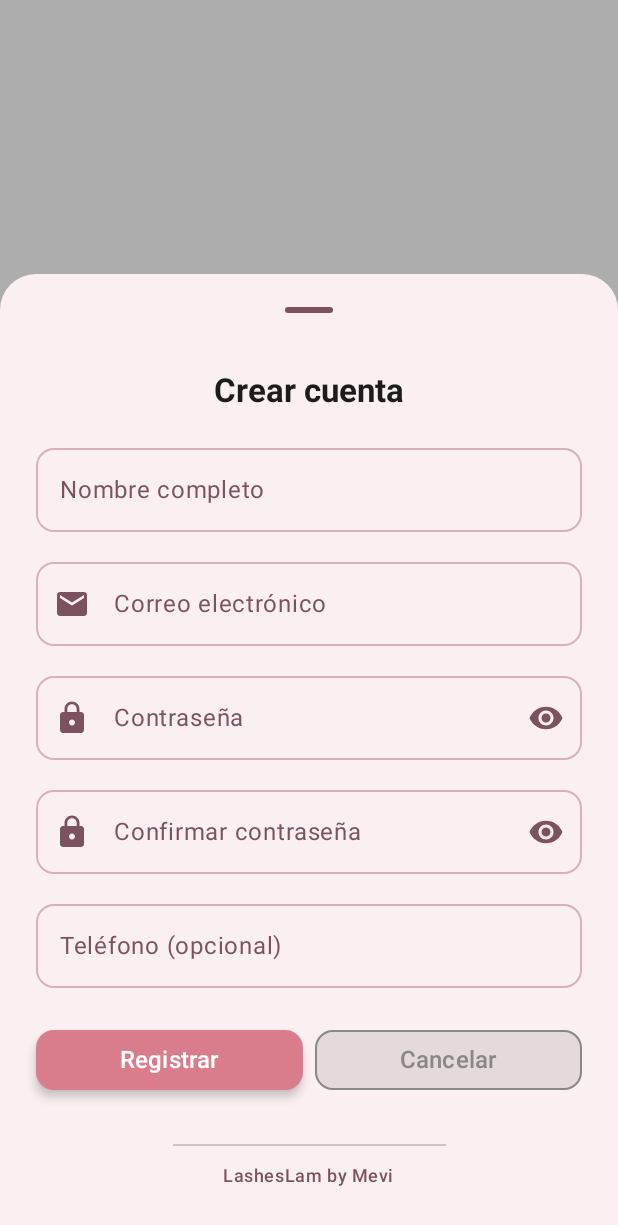
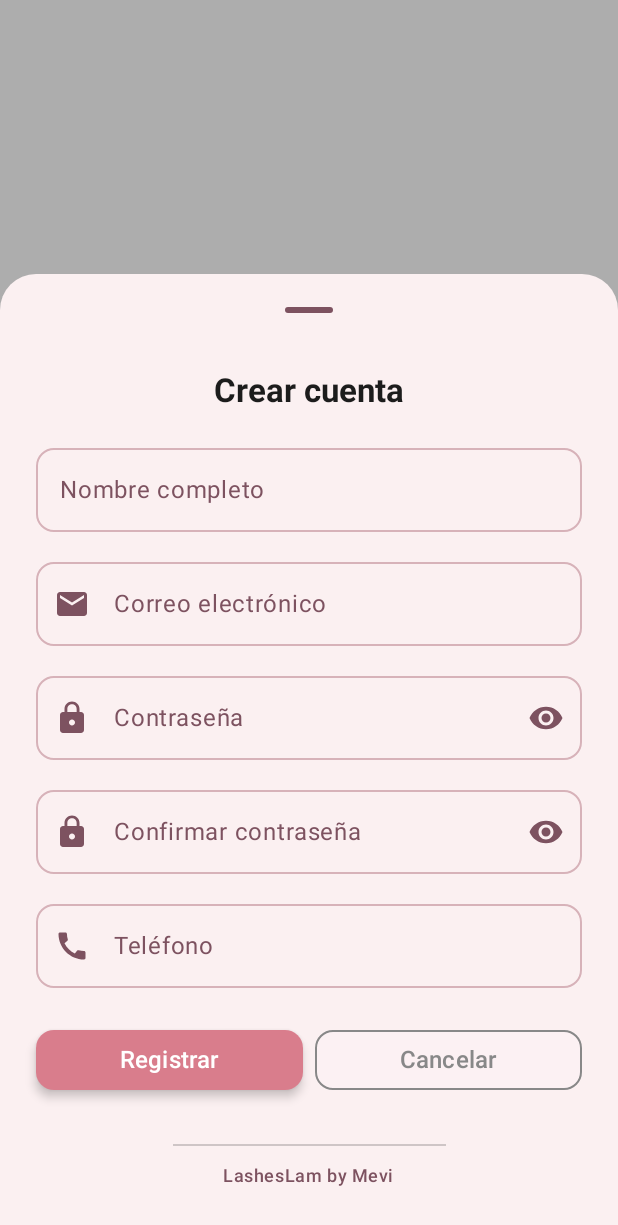
Before and after one commit to mevi-and-my-monkey/LashesLam, an Android app built with Jetpack Compose: the @Preview function PreviewSignUp, on a phone screen of 412 x 824 dp. Shown: the top 1225 px of the screen. Run offline under Robolectric (Android 15) with nearby library versions, the phone set to English and light mode, and no system bars.

Commit message:
feat(auth): Añade la pantalla de registro e internacionaliza los componentes de auth
Este commit introduce la interfaz de usuario para el flujo de registro de usuarios y refactoriza los componentes de autenticación para usar recursos de cadena para la internacionalización.

- Añadir un `RegisterBottomSheet'composable para el formulario de registro del usuario.
- Crear un objeto `Strings.kt', para centralizar y gestionar las constantes de cadena, rellenándolo con valores para el inicio de sesión y registro.
- Actualizar `LoginBottomSheet`y `RegisterBottomSheet`para utilizar las nuevas constantes de cadena centralizadas en lugar del texto codificado.
- Añadir recursos de cadena en español en `strings.xml' para las pantallas de autenticación.
- Ajustes menores de la interfaz de usuario en el botón «GenericOutlinedButton» y limpieza en el logotipo «AnimatedLogo».

```diff
--- a/app/src/main/java/com/mevi/lasheslam/ui/auth/RegisterBottomSheet.kt
+++ b/app/src/main/java/com/mevi/lasheslam/ui/auth/RegisterBottomSheet.kt
@@ -1,6 +1,5 @@
 package com.mevi.lasheslam.ui.auth
 
-import android.content.res.Configuration
 import androidx.compose.foundation.layout.Arrangement
 import androidx.compose.foundation.layout.Column
 import androidx.compose.foundation.layout.Row
@@ -10,6 +9,7 @@ import androidx.compose.foundation.layout.height
 import androidx.compose.foundation.layout.padding
 import androidx.compose.foundation.shape.RoundedCornerShape
 import androidx.compose.material.icons.Icons
+import androidx.compose.material.icons.filled.Call
 import androidx.compose.material.icons.filled.Email
 import androidx.compose.material.icons.filled.Lock
 import androidx.compose.material.icons.filled.Visibility
@@ -36,6 +36,7 @@ import androidx.compose.ui.text.input.PasswordVisualTransformation
 import androidx.compose.ui.text.input.VisualTransformation
 import androidx.compose.ui.tooling.preview.Preview
 import androidx.compose.ui.unit.dp
+import com.mevi.lasheslam.core.Strings
 import com.mevi.lasheslam.ui.components.GenericButton
 import com.mevi.lasheslam.ui.components.GenericOutlinedButton
 import com.mevi.lasheslam.ui.theme.LashesLamTheme
@@ -62,112 +63,118 @@ fun RegisterBottomSheet(
         shape = RoundedCornerShape(topStart = 24.dp, topEnd = 24.dp)
     ) {
         Column(
-            modifier = Modifier.Companion
+            modifier = Modifier
                 .fillMaxWidth()
                 .padding(horizontal = 24.dp, vertical = 16.dp),
-            horizontalAlignment = Alignment.Companion.CenterHorizontally
+            horizontalAlignment = Alignment.CenterHorizontally
         ) {
             // 🔹 Título e ícono de cerrar
             Row(
-                modifier = Modifier.Companion.fillMaxWidth(),
-                verticalAlignment = Alignment.Companion.CenterVertically,
+                modifier = Modifier.fillMaxWidth(),
+                verticalAlignment = Alignment.CenterVertically,
                 horizontalArrangement = Arrangement.Center
             ) {
                 Text(
-                    text = "Crear cuenta",
-                    style = MaterialTheme.typography.titleLarge.copy(fontWeight = FontWeight.Companion.Bold)
+                    text = Strings.createAccount,
+                    style = MaterialTheme.typography.titleLarge.copy(fontWeight = FontWeight.Bold)
                 )
             }
 
-            Spacer(modifier = Modifier.Companion.height(16.dp))
+            Spacer(modifier = Modifier.height(16.dp))
 
             // 🔹 Campos de formulario
             OutlinedTextField(
                 value = fullName,
                 onValueChange = { fullName = it },
-                label = { Text("Nombre completo") },
+                label = { Text(Strings.fullName) },
                 singleLine = true,
-                modifier = Modifier.Companion.fillMaxWidth(),
-                shape = androidx.compose.foundation.shape.RoundedCornerShape(12.dp)
+                modifier = Modifier.fillMaxWidth(),
+                shape = RoundedCornerShape(12.dp)
             )
 
-            Spacer(modifier = Modifier.Companion.height(12.dp))
+            Spacer(modifier = Modifier.height(12.dp))
 
             OutlinedTextField(
                 value = email,
                 onValueChange = { email = it },
-                label = { Text("Correo electrónico") },
-                leadingIcon = { Icon(Icons.Default.Email, contentDescription = "Correo") },
+                label = { Text(Strings.email) },
+                leadingIcon = { Icon(Icons.Default.Email, contentDescription = Strings.emailHint) },
                 singleLine = true,
-                modifier = Modifier.Companion.fillMaxWidth(),
-                shape = androidx.compose.foundation.shape.RoundedCornerShape(12.dp)
+                modifier = Modifier.fillMaxWidth(),
+                shape = RoundedCornerShape(12.dp)
             )
 
-            Spacer(modifier = Modifier.Companion.height(12.dp))
+            Spacer(modifier = Modifier.height(12.dp))
 
             OutlinedTextField(
                 value = password,
                 onValueChange = { password = it },
-                label = { Text("Contraseña") },
-                leadingIcon = { Icon(Icons.Default.Lock, contentDescription = "Contraseña") },
+                label = { Text(Strings.password) },
+                leadingIcon = { Icon(Icons.Default.Lock, contentDescription = Strings.password) },
                 trailingIcon = {
                     val icon =
                         if (passwordVisible) Icons.Filled.VisibilityOff else Icons.Filled.Visibility
                     IconButton(onClick = { passwordVisible = !passwordVisible }) {
-                        Icon(imageVector = icon, contentDescription = "Mostrar/Ocultar contraseña")
+                        Icon(imageVector = icon, contentDescription = Strings.showHidePassword)
                     }
                 },
                 singleLine = true,
-                visualTransformation = if (passwordVisible) VisualTransformation.Companion.None else PasswordVisualTransformation(),
-                modifier = Modifier.Companion.fillMaxWidth(),
-                shape = androidx.compose.foundation.shape.RoundedCornerShape(12.dp)
+                visualTransformation = if (passwordVisible) VisualTransformation.None else PasswordVisualTransformation(),
+                modifier = Modifier.fillMaxWidth(),
+                shape = RoundedCornerShape(12.dp)
             )
 
-            Spacer(modifier = Modifier.Companion.height(12.dp))
+            Spacer(modifier = Modifier.height(12.dp))
 
             OutlinedTextField(
                 value = confirmPassword,
                 onValueChange = { confirmPassword = it },
-                label = { Text("Confirmar contraseña") },
+                label = { Text(Strings.confirmPassword) },
                 leadingIcon = {
                     Icon(
                         Icons.Default.Lock,
-                        contentDescription = "Confirmar contraseña"
+                        contentDescription = Strings.confirmPassword
                     )
                 },
                 trailingIcon = {
                     val icon =
                         if (confirmPasswordVisible) Icons.Filled.VisibilityOff else Icons.Filled.Visibility
                     IconButton(onClick = { confirmPasswordVisible = !confirmPasswordVisible }) {
-                        Icon(imageVector = icon, contentDescription = "Mostrar/Ocultar contraseña")
+                        Icon(imageVector = icon, contentDescription = Strings.showHidePassword)
                     }
                 },
                 singleLine = true,
-                visualTransformation = if (confirmPasswordVisible) VisualTransformation.Companion.None else PasswordVisualTransformation(),
-                modifier = Modifier.Companion.fillMaxWidth(),
-                shape = androidx.compose.foundation.shape.RoundedCornerShape(12.dp)
+                visualTransformation = if (confirmPasswordVisible) VisualTransformation.None else PasswordVisualTransformation(),
+                modifier = Modifier.fillMaxWidth(),
+                shape = RoundedCornerShape(12.dp)
             )
 
-            Spacer(modifier = Modifier.Companion.height(12.dp))
+            Spacer(modifier = Modifier.height(12.dp))
 
             OutlinedTextField(
                 value = phone,
                 onValueChange = { phone = it },
-                label = { Text("Teléfono (opcional)") },
+                label = { Text(Strings.phoneNumber) },
+                leadingIcon = {
+                    Icon(
+                        Icons.Default.Call,
+                        contentDescription = Strings.confirmPassword
+                    )
+                },
                 singleLine = true,
-                modifier = Modifier.Companion.fillMaxWidth(),
-                shape = androidx.compose.foundation.shape.RoundedCornerShape(12.dp)
+                modifier = Modifier.fillMaxWidth(),
+                shape = RoundedCornerShape(12.dp)
             )
 
-            Spacer(modifier = Modifier.Companion.height(24.dp))
+            Spacer(modifier = Modifier.height(24.dp))
 
             // 🔹 Botones registrar y cancelar
             Row(
-                modifier = Modifier.Companion.fillMaxWidth(),
+                modifier = Modifier.fillMaxWidth(),
                 horizontalArrangement = Arrangement.spacedBy(8.dp)
             ) {
                 GenericButton(
-                    "Registrar",
+                    Strings.registerButton,
                     onClick = {
                         onRegister(
                             fullName,
@@ -178,47 +185,46 @@ fun RegisterBottomSheet(
                     },
                     backgroundColor = MaterialTheme.colorScheme.primary,
                     textColor = MaterialTheme.colorScheme.onPrimary,
-                    modifier = Modifier.Companion.weight(1f),
+                    modifier = Modifier.weight(1f),
                 )
 
                 GenericOutlinedButton(
-                    text = "Cancelar",
+                    text = Strings.cancelButton,
                     onClick = { /* Acción Registro */ },
-                    textColor = Color.Companion.Gray,
-                    borderColor = Color.Companion.Gray,
-                    modifier = Modifier.Companion.weight(1f),
+                    textColor = Color.Gray,
+                    borderColor = Color.Gray,
+                    modifier = Modifier.weight(1f),
                 )
 
             }
 
-            Spacer(modifier = Modifier.Companion.height(32.dp))
+            Spacer(modifier = Modifier.height(32.dp))
 
             // 🔹 Línea divisoria y pie
             Divider(
-                modifier = Modifier.Companion
+                modifier = Modifier
                     .fillMaxWidth(0.5f)
                     .height(1.dp),
                 color = MaterialTheme.colorScheme.onSurface.copy(alpha = 0.2f)
             )
 
-            Spacer(modifier = Modifier.Companion.height(12.dp))
+            Spacer(modifier = Modifier.height(12.dp))
 
             Text(
-                text = "LashesLam by Mevi",
+                text = Strings.appNameByCreator,
                 style = MaterialTheme.typography.bodySmall.copy(
                     color = MaterialTheme.colorScheme.onSurfaceVariant,
-                    fontWeight = FontWeight.Companion.Medium
+                    fontWeight = FontWeight.Medium
                 )
             )
 
-            Spacer(modifier = Modifier.Companion.height(16.dp))
+            Spacer(modifier = Modifier.height(16.dp))
         }
     }
 }
 
 @Composable
 @Preview(
-    uiMode = Configuration.UI_MODE_NIGHT_YES or Configuration.UI_MODE_TYPE_DESK
 )
 fun PreviewSignUp() {
     LashesLamTheme {
--- a/app/src/main/java/com/mevi/lasheslam/ui/components/AnimatedLogo.kt
+++ b/app/src/main/java/com/mevi/lasheslam/ui/components/AnimatedLogo.kt
@@ -6,7 +6,6 @@ import androidx.compose.animation.fadeIn
 import androidx.compose.foundation.Image
 import androidx.compose.foundation.isSystemInDarkTheme
 import androidx.compose.foundation.layout.size
-import androidx.compose.foundation.shape.CircleShape
 import androidx.compose.runtime.Composable
 import androidx.compose.runtime.LaunchedEffect
 import androidx.compose.runtime.getValue
@@ -14,7 +13,6 @@ import androidx.compose.runtime.mutableStateOf
 import androidx.compose.runtime.remember
 import androidx.compose.runtime.setValue
 import androidx.compose.ui.Modifier
-import androidx.compose.ui.draw.clip
 import androidx.compose.ui.res.painterResource
 import androidx.compose.ui.tooling.preview.Preview
 import androidx.compose.ui.unit.dp
--- a/app/src/main/java/com/mevi/lasheslam/ui/components/GenericIconButton.kt
+++ b/app/src/main/java/com/mevi/lasheslam/ui/components/GenericIconButton.kt
@@ -15,6 +15,7 @@ import androidx.compose.ui.res.painterResource
 import androidx.compose.ui.tooling.preview.Preview
 import androidx.compose.ui.unit.dp
 import com.mevi.lasheslam.R
+import com.mevi.lasheslam.core.Strings
 import com.mevi.lasheslam.ui.theme.LashesLamTheme
 
 @Composable
@@ -57,7 +58,7 @@ fun GenericIconButtonPreview() {
     LashesLamTheme {
         GenericIconButton(
             icon = painterResource(id = R.drawable.ic_google_one),
-            contentDescription = "Acceder con Google",
+            contentDescription = Strings.loginWithGoogle,
             onClick = { /* Acción */ },
             backgroundColor = Color.Companion.White,
             iconTint = Color.Companion.Unspecified // respeta los colores del PNG
--- a/app/src/main/java/com/mevi/lasheslam/ui/components/GenericOutlinedButton.kt
+++ b/app/src/main/java/com/mevi/lasheslam/ui/components/GenericOutlinedButton.kt
@@ -39,7 +39,7 @@ fun GenericOutlinedButton(
         shape = RoundedCornerShape(12.dp),
         colors = ButtonDefaults.outlinedButtonColors(
             contentColor = textColor,
-            containerColor = MaterialTheme.colorScheme.onSurface.copy(alpha = 0.1f)
+            containerColor = MaterialTheme.colorScheme.background.copy(alpha = 0.1f)
         ),
 
         ) {
```
Also changed, not shown: app/src/main/java/com/mevi/lasheslam/core/Strings.kt (+13 -0 lines), app/src/main/java/com/mevi/lasheslam/ui/auth/LoginBottomSheet.kt (+9 -8 lines), app/src/main/res/values/strings.xml (+13 -0 lines).
